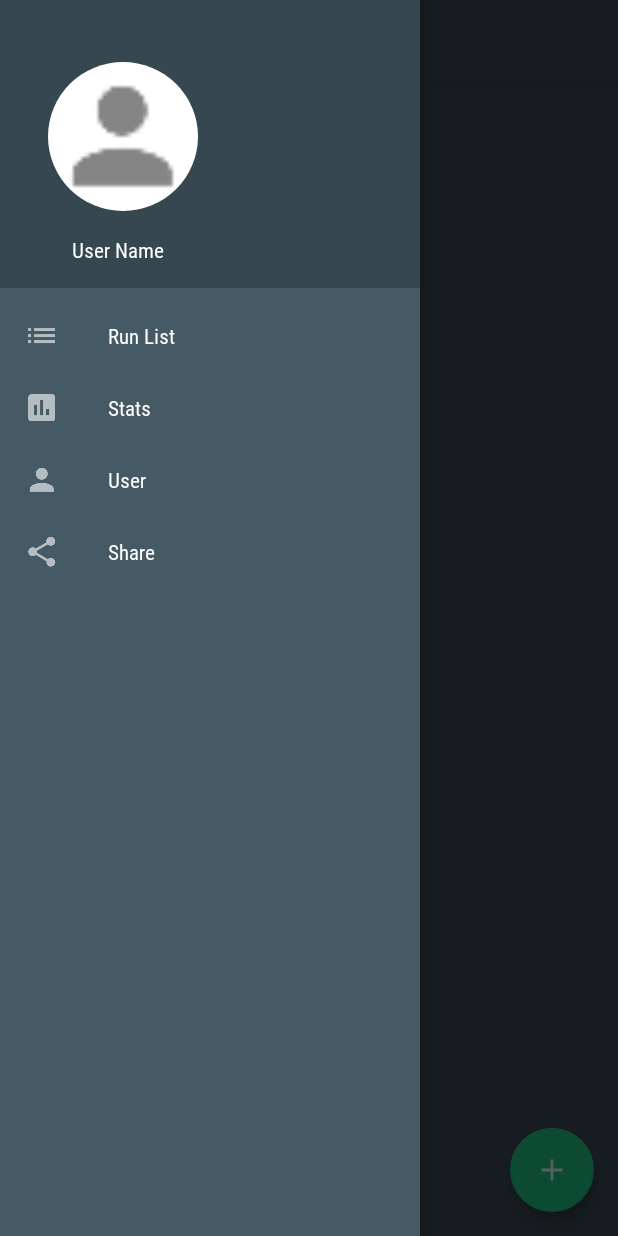
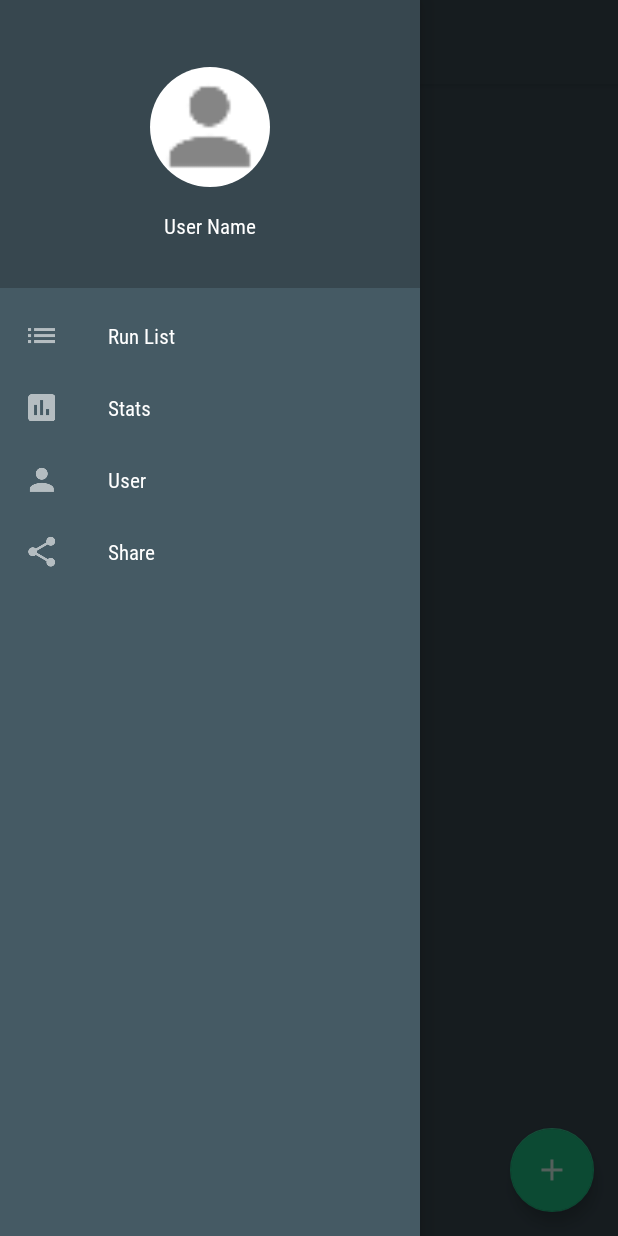
Before and after one commit to mizushou/runscanner, an Android app: the screen it shows after launch (RunsActivity), with the side drawer open, on a phone screen of 412 x 824 dp. Run offline under Robolectric (Android 15) with nearby library versions, the phone set to English and light mode, and no system bars.

Commit message:
fixed nav header layout

```diff
--- a/app/src/main/res/layout/nav_header.xml
+++ b/app/src/main/res/layout/nav_header.xml
@@ -1,36 +1,25 @@
 <?xml version="1.0" encoding="utf-8"?>
-<android.support.constraint.ConstraintLayout xmlns:android="http://schemas.android.com/apk/res/android"
-    xmlns:app="http://schemas.android.com/apk/res-auto"
-    xmlns:tools="http://schemas.android.com/tools"
-    android:id="@+id/linearLayout2"
+<LinearLayout xmlns:android="http://schemas.android.com/apk/res/android"
     android:layout_width="match_parent"
     android:layout_height="192dp"
     android:background="@color/background"
-    android:gravity="bottom">
+    android:gravity="center|bottom"
+    android:orientation="vertical"
+    android:padding="16dp">
 
     <ImageView
-        android:id="@+id/imageView"
-        android:layout_width="100dp"
-        android:layout_height="0dp"
-        android:layout_marginTop="41dp"
+        android:id="@+id/google_account_image"
+        android:layout_width="wrap_content"
+        android:layout_height="wrap_content"
         android:background="@drawable/round_imageview"
-        android:src="@drawable/ic_user"
-        app:layout_constraintBottom_toTopOf="@+id/textView"
-        app:layout_constraintStart_toStartOf="@+id/textView"
-        app:layout_constraintTop_toTopOf="parent" />
+        android:src="@drawable/ic_user" />
 
     <TextView
-        android:id="@+id/textView"
+        android:id="@+id/google_account_name"
         android:layout_width="wrap_content"
         android:layout_height="wrap_content"
-        android:layout_marginStart="32dp"
-        android:layout_marginLeft="32dp"
         android:padding="16dp"
         android:text="User Name"
-        android:textColor="@color/onBackground"
-        app:layout_constraintBottom_toBottomOf="parent"
-        app:layout_constraintStart_toStartOf="parent"
-        app:layout_constraintTop_toBottomOf="@+id/imageView" />
+        android:textColor="@color/onBackground" />
 
-
-</android.support.constraint.ConstraintLayout>
+</LinearLayout>
--- a/app/src/main/res/layout/run_card.xml
+++ b/app/src/main/res/layout/run_card.xml
@@ -9,6 +9,7 @@
     android:layout_marginLeft="16dp"
     android:layout_marginRight="16dp"
     android:layout_marginBottom="16dp"
+    android:foreground="?attr/selectableItemBackground"
     app:cardBackgroundColor="@color/surface">
 
 </android.support.v7.widget.CardView>
--- a/app/src/main/res/layout/runresult_frag.xml
+++ b/app/src/main/res/layout/runresult_frag.xml
@@ -3,7 +3,8 @@
     xmlns:app="http://schemas.android.com/apk/res-auto"
     android:id="@+id/contentFrame"
     android:layout_width="match_parent"
-    android:layout_height="match_parent">
+    android:layout_height="match_parent"
+    android:background="@color/background">
 
     <LinearLayout
         android:layout_width="match_parent"
```
